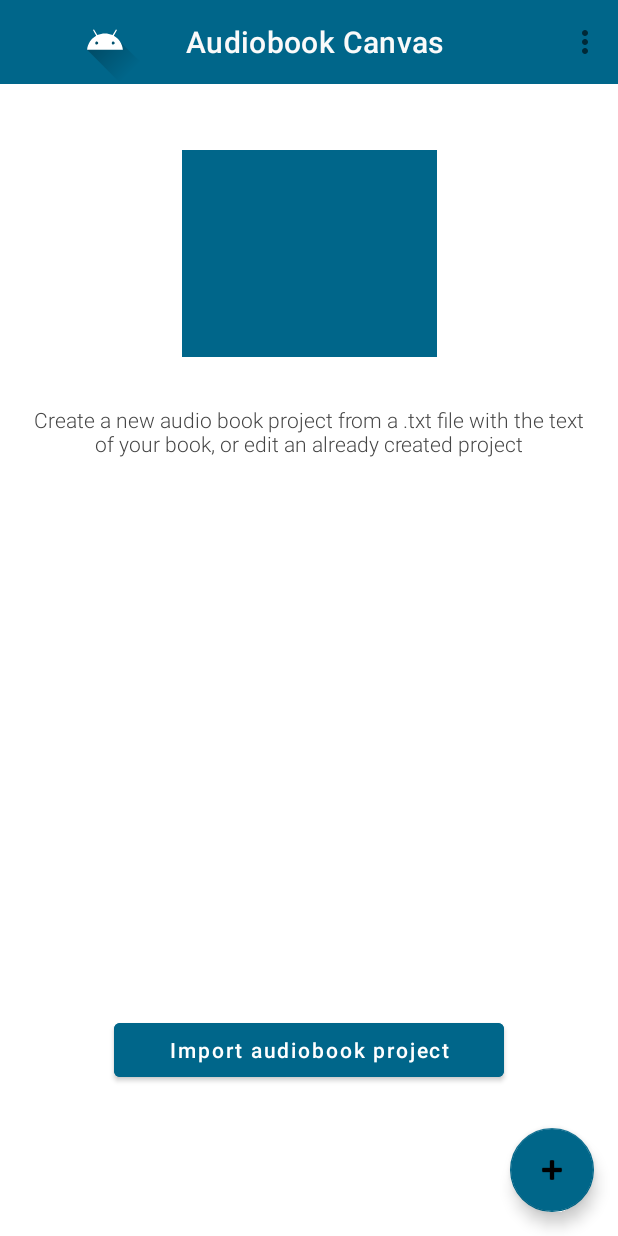
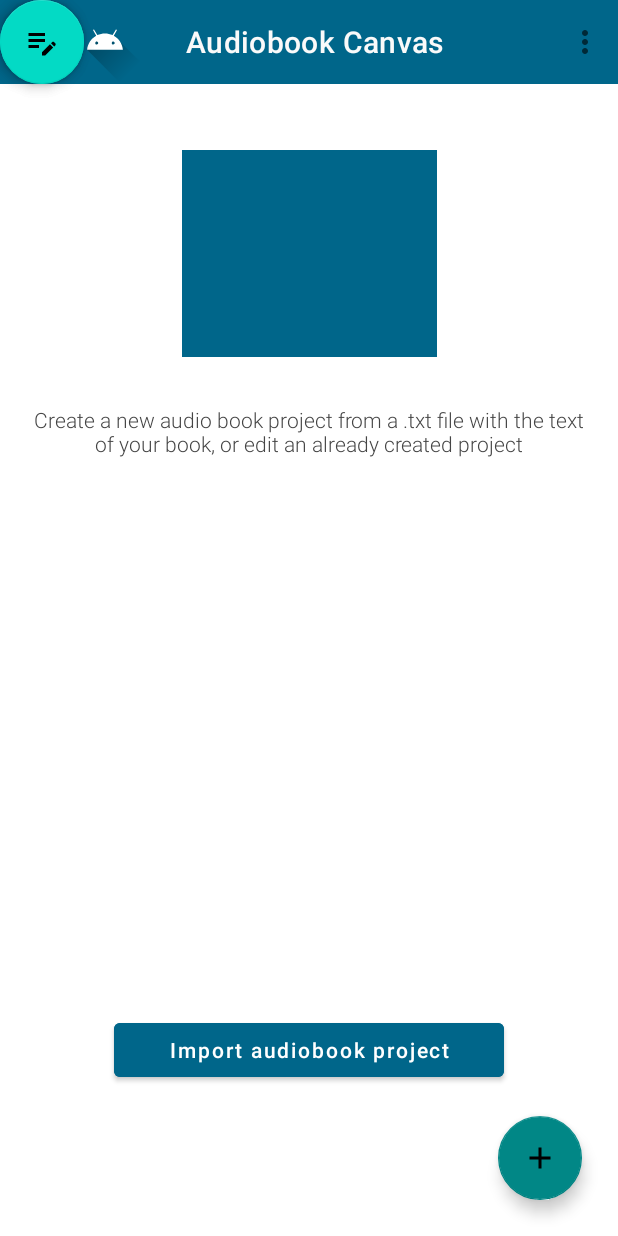
Before and after one commit to egelon/AudiobookCanvas, an Android app: the screen it shows after launch (MainActivity), on a phone screen of 412 x 824 dp. Run offline under Robolectric (Android 15) with nearby library versions, the light colour scheme and no system bars; our stand-ins replace navigation-ui.

Commit message:
Added the buttons for the fabMenu. Added icons for them. Color definitions are still missing. Margins are broken - peraps they need to be set via the editor? onClick hanlers still missing. Animation and visibility logic still missing.

```diff
--- a/app/src/main/java/com/example/audiobookcanvas/MainActivity.java
+++ b/app/src/main/java/com/example/audiobookcanvas/MainActivity.java
@@ -3,7 +3,6 @@ package com.example.audiobookcanvas;
 import android.os.Bundle;
 
 import com.google.android.material.floatingactionbutton.FloatingActionButton;
-import com.google.android.material.snackbar.Snackbar;
 
 import androidx.appcompat.app.AppCompatActivity;
 
@@ -12,7 +11,6 @@ import android.view.View;
 import androidx.appcompat.widget.PopupMenu;
 import androidx.navigation.NavController;
 import androidx.navigation.Navigation;
-import androidx.navigation.fragment.NavHostFragment;
 import androidx.navigation.ui.AppBarConfiguration;
 import androidx.navigation.ui.NavigationUI;
 
@@ -26,6 +24,7 @@ public class MainActivity extends AppCompatActivity implements PopupMenu.OnMenuI
     private AppBarConfiguration appBarConfiguration;
     private ActivityMainBinding binding;
 
+    FloatingActionButton fabMenu, btnOpen, btnEdit;
     @Override
     protected void onCreate(Bundle savedInstanceState) {
         super.onCreate(savedInstanceState);
@@ -40,14 +39,14 @@ public class MainActivity extends AppCompatActivity implements PopupMenu.OnMenuI
         NavigationUI.setupActionBarWithNavController(this, navController, appBarConfiguration);
 
 
-        FloatingActionButton fab = findViewById(R.id.fastActionBtn);
-        fab.setOnClickListener(new View.OnClickListener() {
+        fabMenu = findViewById(R.id.fabMenu);
+        btnOpen = findViewById(R.id.btnOpenFile);
+        btnEdit = findViewById(R.id.btnEditProject);
+
+        fabMenu.setOnClickListener(new View.OnClickListener() {
             @Override
             public void onClick(View view) {
-                PopupMenu popup = new PopupMenu(MainActivity.this, view);
-                popup.setOnMenuItemClickListener(MainActivity.this);
-                popup.inflate(R.menu.popup_action_menu);
-                popup.show();
+
             }
         });
 
--- /dev/null
+++ b/app/src/main/res/drawable/ic_edit_existing_proj.xml
@@ -0,0 +1,5 @@
+<vector android:height="24dp" android:tint="#000000"
+    android:viewportHeight="24" android:viewportWidth="24"
+    android:width="24dp" xmlns:android="http://schemas.android.com/apk/res/android">
+    <path android:fillColor="@android:color/white" android:pathData="M3,10h11v2H3V10zM3,8h11V6H3V8zM3,16h7v-2H3V16zM18.01,12.87l0.71,-0.71c0.39,-0.39 1.02,-0.39 1.41,0l0.71,0.71c0.39,0.39 0.39,1.02 0,1.41l-0.71,0.71L18.01,12.87zM17.3,13.58l-5.3,5.3V21h2.12l5.3,-5.3L17.3,13.58z"/>
+</vector>
--- /dev/null
+++ b/app/src/main/res/drawable/ic_fab_menu.xml
@@ -0,0 +1,5 @@
+<vector android:height="24dp" android:tint="#000000"
+    android:viewportHeight="24" android:viewportWidth="24"
+    android:width="24dp" xmlns:android="http://schemas.android.com/apk/res/android">
+    <path android:fillColor="@android:color/white" android:pathData="M19,13h-6v6h-2v-6H5v-2h6V5h2v6h6v2z"/>
+</vector>
--- /dev/null
+++ b/app/src/main/res/drawable/ic_open_new_file.xml
@@ -0,0 +1,5 @@
+<vector android:height="24dp" android:tint="#000000"
+    android:viewportHeight="24" android:viewportWidth="24"
+    android:width="24dp" xmlns:android="http://schemas.android.com/apk/res/android">
+    <path android:fillColor="@android:color/white" android:pathData="M14,2H6C4.9,2 4,2.9 4,4v16c0,1.1 0.89,2 1.99,2H15v-8h5V8L14,2zM13,9V3.5L18.5,9H13zM17,21.66V16h5.66v2h-2.24l2.95,2.95l-1.41,1.41L19,19.41l0,2.24H17z"/>
+</vector>
--- a/app/src/main/res/layout/activity_main.xml
+++ b/app/src/main/res/layout/activity_main.xml
@@ -17,16 +17,46 @@
     <include layout="@layout/content_main" />
 
     <com.google.android.material.floatingactionbutton.FloatingActionButton
-        android:id="@+id/fastActionBtn"
+        android:id="@+id/fabMenu"
         android:layout_width="wrap_content"
         android:layout_height="wrap_content"
         android:layout_gravity="bottom|end"
-        android:layout_marginEnd="@dimen/fab_margin"
+        android:layout_marginEnd="24dp"
+        android:layout_marginBottom="24dp"
+        app:layout_constraintBottom_toBottomOf = "parent"
+        app:layout_constraintEnd_toEndOf = "parent"
+        android:clickable="true"
+        android:focusable="true"
+        app:ensureMinTouchTargetSize="true"
+        app:backgroundTint="@color/popup_menu_item"
+        android:tint="@color/white"
+        app:srcCompat="@drawable/ic_fab_menu" />
+
+    <com.google.android.material.floatingactionbutton.FloatingActionButton
+        android:id="@+id/btnOpenFile"
+        android:layout_width="wrap_content"
+        android:layout_height="wrap_content"
         android:layout_marginBottom="16dp"
         android:clickable="true"
-        app:backgroundTint="#006689"
-        app:ensureMinTouchTargetSize="true"
-        app:srcCompat="@android:drawable/ic_input_add" />
+        android:focusable="true"
+        app:layout_constraintBottom_toTopOf = "@+id/fabMenu"
+        app:layout_constraintEnd_toEndOf = "@+id/fabMenu"
+        app:backgroundTint="@color/teal_200"
+        android:tint="@color/white"
+        app:srcCompat="@drawable/ic_open_new_file" />
+
+    <com.google.android.material.floatingactionbutton.FloatingActionButton
+        android:id="@+id/btnEditProject"
+        android:layout_width="wrap_content"
+        android:layout_height="wrap_content"
+        android:layout_marginBottom="16dp"
+        android:clickable="true"
+        android:focusable="true"
+        app:layout_constraintBottom_toTopOf = "@+id/btnOpenFile"
+        app:layout_constraintEnd_toEndOf = "@+id/btnOpenFile"
+        app:backgroundTint="@color/teal_200"
+        android:tint="@color/white"
+        app:srcCompat="@drawable/ic_edit_existing_proj" />
 
     <androidx.appcompat.widget.Toolbar
         android:id="@+id/mainToolbar"
```
